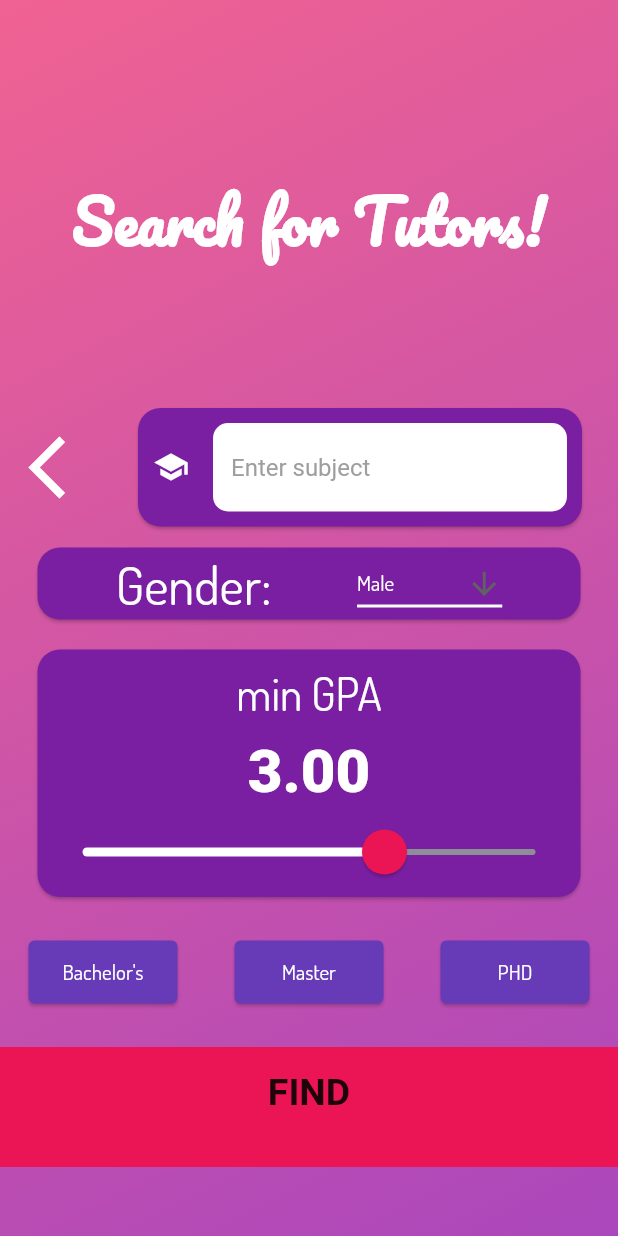
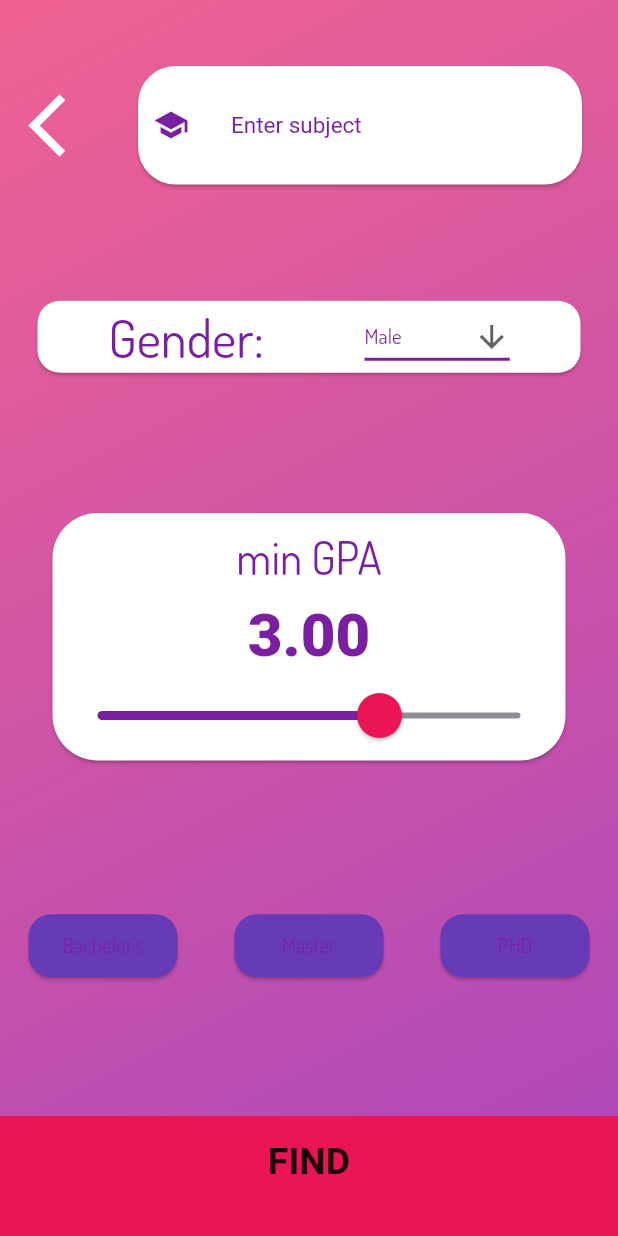
Before and after one commit to xiaolata233/tutor, a Flutter app: the Search_Page screen opened by its route, on a phone screen of 412 x 824 dp. Run offline on Flutter 3.47's test engine with Material 2 defaults, Android fonts, the phone set to English and light mode, and no system bars; our stand-ins replace cloud_firestore, google_maps_flutter; missing offline and left inert: loading_animations; accounts and stored records are empty.

Commit message:
Add files via upload

```diff
--- a/steven/lib/Search_Page.dart
+++ b/steven/lib/Search_Page.dart
@@ -45,8 +45,7 @@ class _Search_PageState extends State<Search_Page>
 
   Widget build(BuildContext context) {
     return Scaffold(
-      body: SafeArea(
-        child: Container(
+      body: Container(
         decoration: BoxDecoration(
           gradient: LinearGradient(
             begin: Alignment.topLeft,
@@ -67,21 +66,7 @@ class _Search_PageState extends State<Search_Page>
         ),
         constraints: BoxConstraints.expand(),
         child: Column(
-            mainAxisAlignment: MainAxisAlignment.spaceEvenly,
-            children: <Widget>[
-              SizedBox(
-                height: 20.0,
-              ),
-              Text(
-                'Search for Tutors!',
-                style: TextStyle(
-                  fontSize: 40.0,
-                  fontFamily: 'Pacifico',
-                  color: Colors.white,
-                  fontWeight: FontWeight.bold,
-                ),
-              ),
-              Column(
+          mainAxisAlignment: MainAxisAlignment.spaceBetween,
           children: <Widget>[
             // Top Search Bar
             Container(
@@ -105,9 +90,9 @@ class _Search_PageState extends State<Search_Page>
                       ),
                       child: Card(
                         shape: RoundedRectangleBorder(
-                                borderRadius: BorderRadius.circular(15.0),
+                          borderRadius: BorderRadius.circular(25.0),
                         ),
-                              color: Colors.purple[700],
+                        color: Colors.white,
                         child: Container(
                           child: Padding(
                             padding: EdgeInsets.all(10.0),
@@ -115,16 +100,21 @@ class _Search_PageState extends State<Search_Page>
                               onChanged: (value) {
                                 subjectName = value;
                               },
-                                    style: TextStyle(color: Colors.black),
+                              style: TextStyle(
+                                color: Colors.purple[700],
+                              ),
                               decoration: InputDecoration(
                                 filled: true,
                                 fillColor: Colors.white,
                                 icon: Icon(
                                   Icons.school,
-                                        color: Colors.white,
+                                  color: Colors.purple[700],
                                 ),
                                 hintText: 'Enter subject',
-                                      hintStyle: TextStyle(color: Colors.grey),
+                                hintStyle: TextStyle(
+                                  color: Colors.purple[700],
+                                  fontSize: 15.0,
+                                ),
                                 border: OutlineInputBorder(
                                   borderRadius: BorderRadius.all(
                                     Radius.circular(10.0),
@@ -141,17 +131,13 @@ class _Search_PageState extends State<Search_Page>
                 ],
               ),
             ),
-//                  SizedBox(
-//                    height: 30.0,
-//                  ),
             // Gender selection
             Card(
-                    color: Colors.purple[700],
+              color: Colors.white,
               shape: RoundedRectangleBorder(
                 borderRadius: BorderRadius.circular(15.0),
               ),
-                    margin:
-                        EdgeInsets.symmetric(vertical: 10.0, horizontal: 25.0),
+              margin: EdgeInsets.symmetric(vertical: 10.0, horizontal: 25.0),
               child: Row(
                 mainAxisAlignment: MainAxisAlignment.center,
                 children: <Widget>[
@@ -160,11 +146,11 @@ class _Search_PageState extends State<Search_Page>
                     style: TextStyle(
                       fontFamily: 'Dosis',
                       fontSize: 35.0,
-                            color: Colors.white,
+                      color: Colors.purple[700],
                     ),
                   ),
                   SizedBox(
-                          width: 50.0,
+                    width: 60.0,
                   ),
                   DropdownButton<String>(
                     value: gender,
@@ -173,10 +159,10 @@ class _Search_PageState extends State<Search_Page>
                     elevation: 16,
                     hint: Text('Select gender'),
                     style: TextStyle(
-                              color: Colors.white, fontFamily: 'Dosis'),
+                        color: Colors.purple[700], fontFamily: 'Dosis'),
                     underline: Container(
                       height: 2,
-                            color: Colors.white,
+                      color: Colors.purple[700],
                     ),
                     items: <String>[
                       'Male',
@@ -196,17 +182,15 @@ class _Search_PageState extends State<Search_Page>
                 ],
               ),
             ),
-//                SizedBox(
-//                  height: 5.0,
-//                ),
             // min GPA slider
-                  Card(
-                    color: Colors.purple[700],
+            Padding(
+              padding: EdgeInsets.all(10.0),
+              child: Card(
+                color: Colors.white,
                 shape: RoundedRectangleBorder(
-                      borderRadius: BorderRadius.circular(15.0),
+                  borderRadius: BorderRadius.circular(30.0),
                 ),
-                    margin:
-                        EdgeInsets.symmetric(vertical: 10.0, horizontal: 25.0),
+                margin: EdgeInsets.symmetric(vertical: 10.0, horizontal: 25.0),
                 child: Column(
                   mainAxisAlignment: MainAxisAlignment.center,
                   children: <Widget>[
@@ -217,7 +201,7 @@ class _Search_PageState extends State<Search_Page>
                         style: TextStyle(
                           fontFamily: 'Dosis',
                           fontSize: 30.0,
-                              color: Colors.white,
+                          color: Colors.purple[700],
                         ), // redo style
                       ),
                     ),
@@ -231,7 +215,7 @@ class _Search_PageState extends State<Search_Page>
                           gpa.toStringAsFixed(2),
                           style: TextStyle(
                             fontSize: 40.0,
-                                color: Colors.white,
+                            color: Colors.purple[700],
                             fontWeight: FontWeight.w900,
                           ),
                         ),
@@ -240,7 +224,7 @@ class _Search_PageState extends State<Search_Page>
                     SliderTheme(
                       data: SliderTheme.of(context).copyWith(
                         inactiveTrackColor: Color(0xFF8D8E98),
-                            activeTrackColor: Colors.white,
+                        activeTrackColor: Colors.purple[700],
                         thumbColor: Color(0xFFEB1555),
                         overlayColor: Color(0x29EB1555),
                         thumbShape:
@@ -262,9 +246,7 @@ class _Search_PageState extends State<Search_Page>
                   ],
                 ),
               ),
-//                SizedBox(
-//                  height: 30.0,
-//                ),
+            ),
             // Education level
             Row(
               mainAxisAlignment: MainAxisAlignment.center,
@@ -279,6 +261,9 @@ class _Search_PageState extends State<Search_Page>
                     },
                     child: Container(
                       child: Card(
+                        shape: RoundedRectangleBorder(
+                          borderRadius: BorderRadius.circular(15.0),
+                        ),
                         color: (educationLevel == "Bachelor's"
                             ? kActiveCardColor
                             : kInactiveCardColor),
@@ -286,7 +271,7 @@ class _Search_PageState extends State<Search_Page>
                           child: Text(
                             "Bachelor's",
                             style: TextStyle(
-                                      fontFamily: 'Dosis', color: Colors.white),
+                                fontFamily: 'Dosis', color: Colors.purple[700]),
                           ),
                         ),
                       ),
@@ -308,6 +293,9 @@ class _Search_PageState extends State<Search_Page>
                     },
                     child: Container(
                       child: Card(
+                        shape: RoundedRectangleBorder(
+                          borderRadius: BorderRadius.circular(15.0),
+                        ),
                         color: (educationLevel == 'Master'
                             ? kActiveCardColor
                             : kInactiveCardColor),
@@ -315,7 +303,9 @@ class _Search_PageState extends State<Search_Page>
                           child: Text(
                             "Master",
                             style: TextStyle(
-                                      fontFamily: 'Dosis', color: Colors.white),
+                              fontFamily: 'Dosis',
+                              color: Colors.purple[700],
+                            ),
                           ),
                         ),
                       ),
@@ -337,6 +327,9 @@ class _Search_PageState extends State<Search_Page>
                     },
                     child: Container(
                       child: Card(
+                        shape: RoundedRectangleBorder(
+                          borderRadius: BorderRadius.circular(15.0),
+                        ),
                         color: (educationLevel == 'PHD'
                             ? kActiveCardColor
                             : kInactiveCardColor),
@@ -344,7 +337,9 @@ class _Search_PageState extends State<Search_Page>
                           child: Text(
                             "PHD",
                             style: TextStyle(
-                                      fontFamily: 'Dosis', color: Colors.white),
+                              fontFamily: 'Dosis',
+                              color: Colors.purple[700],
+                            ),
                           ),
                         ),
                       ),
@@ -358,29 +353,14 @@ class _Search_PageState extends State<Search_Page>
                 ),
               ],
             ),
-//                SizedBox(
-//                  height: 30.0,
-//                ),
-                  // find tutor button to start searching
+            // find button
             BottomButton(
               buttonTitle: 'FIND',
               onTap: () {
                 Navigator.pop(context);
               },
             ),
-//                  FlatButton(
-//                    onPressed: () {
-//                      Navigator.pop(context, subjectName);
-//                    },
-//                    child: Text(
-//                      'Find Tutor',
-//                      style: TextStyle(fontSize: 30.0, color: Colors.white),
-//                    ),
-//                  ),
           ],
-              ),
-            ],
-          ),
         ),
       ),
     );
```
Lines whose indentation alone changed are shown as unchanged.
